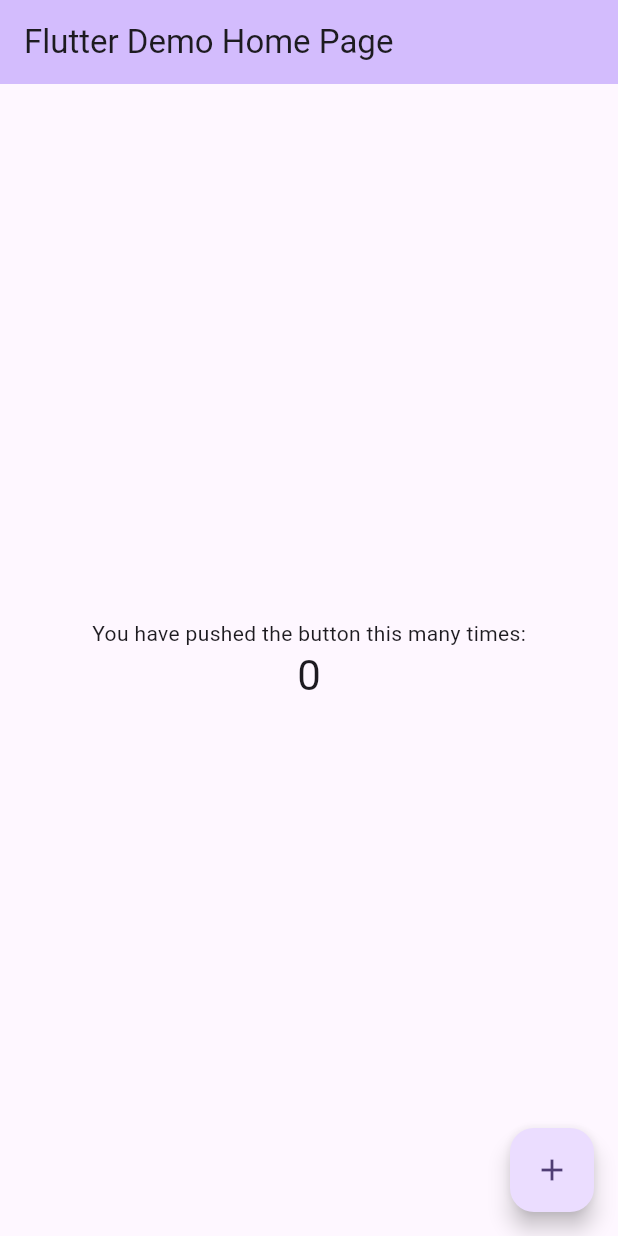
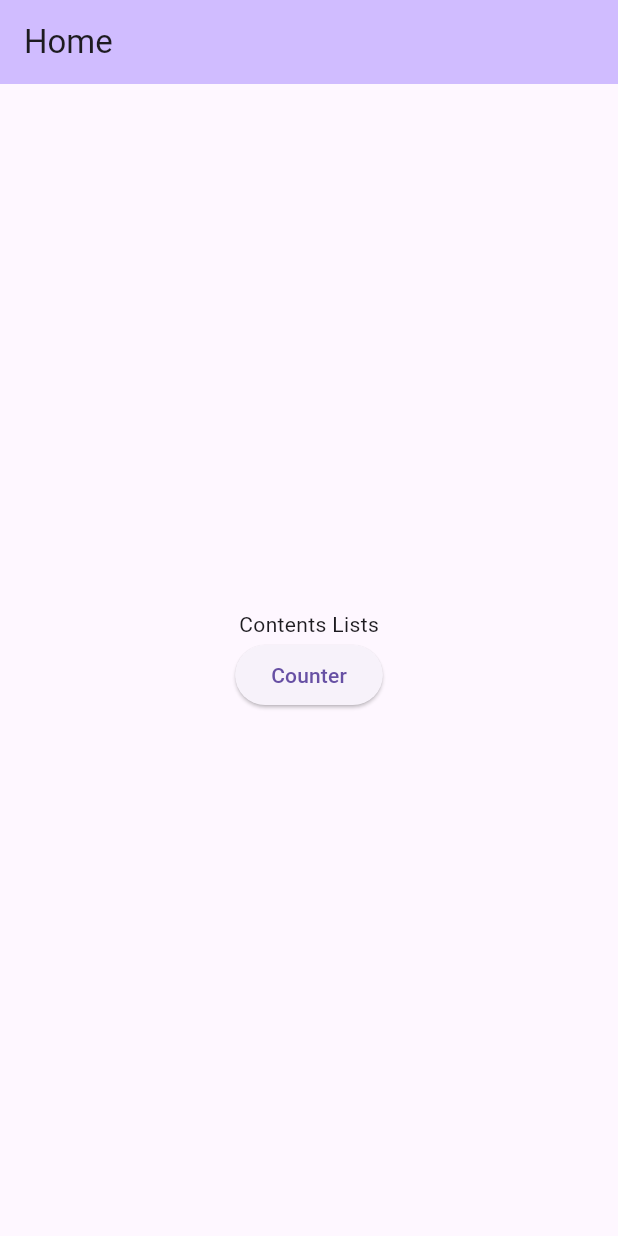
Before and after one commit to endr0id/widget_sampling, a Flutter app: the screen it shows after launch, on a phone screen of 412 x 824 dp. Run offline on Flutter 3.47's test engine with Material 3 defaults, Android fonts, the phone set to English and light mode, and no system bars; our stand-ins replace flutter_riverpod, go_router.

Commit message:
add: Homeウィジェット

```diff
--- /dev/null
+++ b/lib/features/home/presentation/home.dart
@@ -0,0 +1,27 @@
+import 'package:flutter/material.dart';
+import 'package:go_router/go_router.dart';
+
+class Home extends StatelessWidget {
+  const Home({super.key, required this.title});
+
+  final String title;
+
+  @override
+  Widget build(BuildContext context) {
+    return Scaffold(
+      appBar: AppBar(
+        backgroundColor: Theme.of(context).colorScheme.inversePrimary,
+        title: Text(title),
+      ),
+      body: Center(
+        child: Column(
+          mainAxisAlignment: MainAxisAlignment.center,
+          children: [
+            const Text('Contents Lists'),
+            ElevatedButton(onPressed: () => context.push('/counter'), child: const Text('Counter'))
+          ],
+        ),
+      ),
+    );
+  }
+}
--- a/lib/main.dart
+++ b/lib/main.dart
@@ -1,125 +1,20 @@
 import 'package:flutter/material.dart';
+import 'package:flutter_riverpod/flutter_riverpod.dart';
+import 'package:widget_sampling/roter.dart';
 
 void main() {
-  runApp(const MyApp());
+  runApp(
+    ProviderScope(child: App()),
+  );
 }
 
-class MyApp extends StatelessWidget {
-  const MyApp({super.key});
+class App extends StatelessWidget {
+  const App({super.key});
 
-  // This widget is the root of your application.
   @override
   Widget build(BuildContext context) {
-    return MaterialApp(
-      title: 'Flutter Demo',
-      theme: ThemeData(
-        // This is the theme of your application.
-        //
-        // TRY THIS: Try running your application with "flutter run". You'll see
-        // the application has a purple toolbar. Then, without quitting the app,
-        // try changing the seedColor in the colorScheme below to Colors.green
-        // and then invoke "hot reload" (save your changes or press the "hot
-        // reload" button in a Flutter-supported IDE, or press "r" if you used
-        // the command line to start the app).
-        //
-        // Notice that the counter didn't reset back to zero; the application
-        // state is not lost during the reload. To reset the state, use hot
-        // restart instead.
-        //
-        // This works for code too, not just values: Most code changes can be
-        // tested with just a hot reload.
-        colorScheme: ColorScheme.fromSeed(seedColor: Colors.deepPurple),
-        useMaterial3: true,
-      ),
-      home: const MyHomePage(title: 'Flutter Demo Home Page'),
+    return MaterialApp.router(
+      routerConfig: router,
     );
   }
 }
-
-class MyHomePage extends StatefulWidget {
-  const MyHomePage({super.key, required this.title});
-
-  // This widget is the home page of your application. It is stateful, meaning
-  // that it has a State object (defined below) that contains fields that affect
-  // how it looks.
-
-  // This class is the configuration for the state. It holds the values (in this
-  // case the title) provided by the parent (in this case the App widget) and
-  // used by the build method of the State. Fields in a Widget subclass are
-  // always marked "final".
-
-  final String title;
-
-  @override
-  State<MyHomePage> createState() => _MyHomePageState();
-}
-
-class _MyHomePageState extends State<MyHomePage> {
-  int _counter = 0;
-
-  void _incrementCounter() {
-    setState(() {
-      // This call to setState tells the Flutter framework that something has
-      // changed in this State, which causes it to rerun the build method below
-      // so that the display can reflect the updated values. If we changed
-      // _counter without calling setState(), then the build method would not be
-      // called again, and so nothing would appear to happen.
-      _counter++;
-    });
-  }
-
-  @override
-  Widget build(BuildContext context) {
-    // This method is rerun every time setState is called, for instance as done
-    // by the _incrementCounter method above.
-    //
-    // The Flutter framework has been optimized to make rerunning build methods
-    // fast, so that you can just rebuild anything that needs updating rather
-    // than having to individually change instances of widgets.
-    return Scaffold(
-      appBar: AppBar(
-        // TRY THIS: Try changing the color here to a specific color (to
-        // Colors.amber, perhaps?) and trigger a hot reload to see the AppBar
-        // change color while the other colors stay the same.
-        backgroundColor: Theme.of(context).colorScheme.inversePrimary,
-        // Here we take the value from the MyHomePage object that was created by
-        // the App.build method, and use it to set our appbar title.
-        title: Text(widget.title),
-      ),
-      body: Center(
-        // Center is a layout widget. It takes a single child and positions it
-        // in the middle of the parent.
-        child: Column(
-          // Column is also a layout widget. It takes a list of children and
-          // arranges them vertically. By default, it sizes itself to fit its
-          // children horizontally, and tries to be as tall as its parent.
-          //
-          // Column has various properties to control how it sizes itself and
-          // how it positions its children. Here we use mainAxisAlignment to
-          // center the children vertically; the main axis here is the vertical
-          // axis because Columns are vertical (the cross axis would be
-          // horizontal).
-          //
-          // TRY THIS: Invoke "debug painting" (choose the "Toggle Debug Paint"
-          // action in the IDE, or press "p" in the console), to see the
-          // wireframe for each widget.
-          mainAxisAlignment: MainAxisAlignment.center,
-          children: <Widget>[
-            const Text(
-              'You have pushed the button this many times:',
-            ),
-            Text(
-              '$_counter',
-              style: Theme.of(context).textTheme.headlineMedium,
-            ),
-          ],
-        ),
-      ),
-      floatingActionButton: FloatingActionButton(
-        onPressed: _incrementCounter,
-        tooltip: 'Increment',
-        child: const Icon(Icons.add),
-      ), // This trailing comma makes auto-formatting nicer for build methods.
-    );
-  }
-}
--- /dev/null
+++ b/lib/roter.dart
@@ -0,0 +1,11 @@
+import 'package:go_router/go_router.dart';
+import 'package:widget_sampling/features/home/presentation/home.dart';
+
+final GoRouter router = GoRouter(
+  routes: [
+    GoRoute(
+      path: '/',
+      builder: (context, state) => const Home(title: 'Home'),
+    ),
+  ],
+);
```
